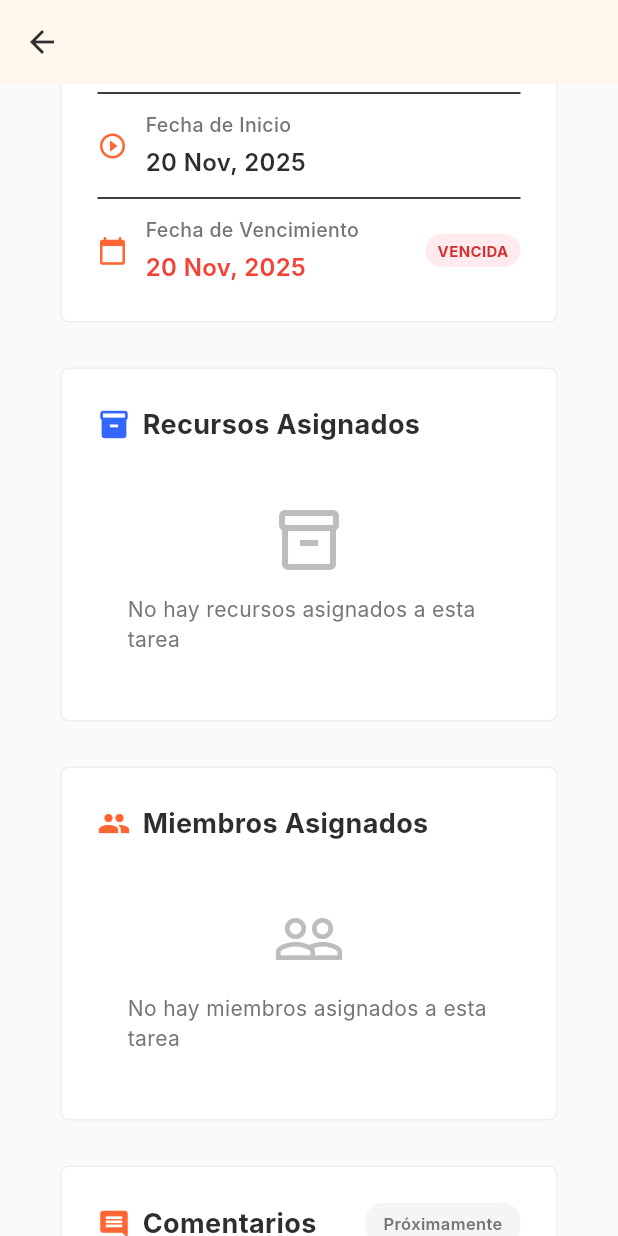
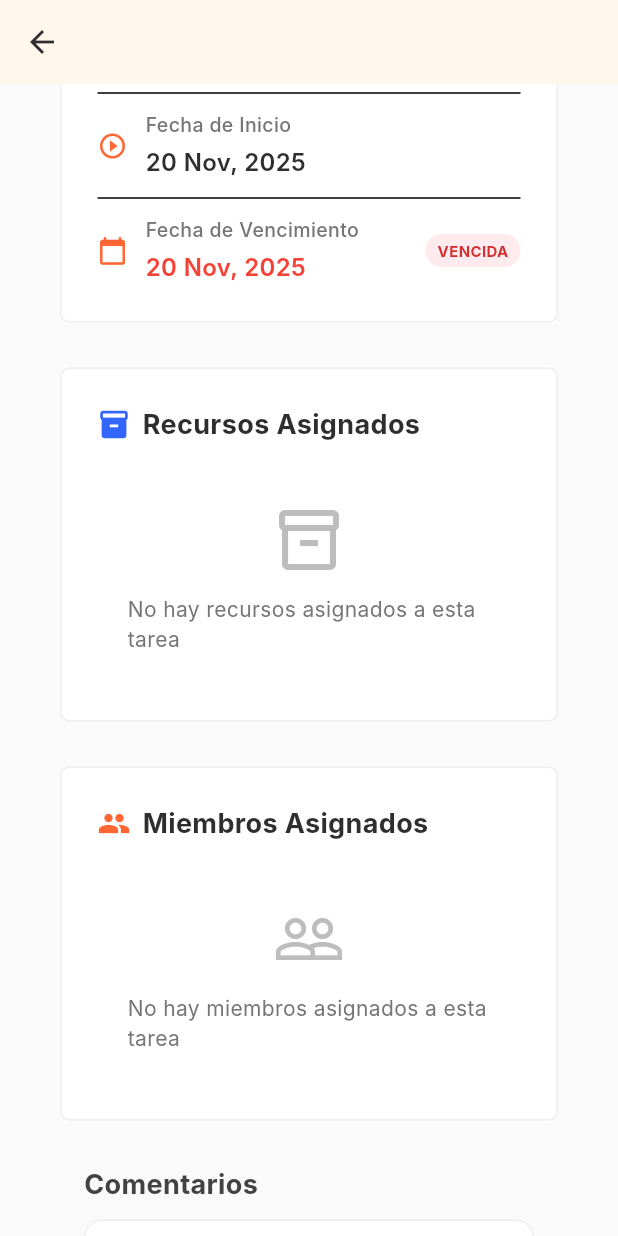
Before and after one commit to Pecathf/Sistema-de-Info, a Flutter app: the PantallaDetalleTarea screen opened directly with empty values, scrolled down 576 dp, on a phone screen of 412 x 824 dp. Run offline on Flutter 3.47's test engine with Material 3 defaults, Android fonts, the phone set to English and light mode, and no system bars; our stand-ins replace cloud_firestore, firebase_auth, firebase_core; accounts and stored records are empty; network calls fail; Roboto replaces fonts that are missing (Inter).

Commit message:
comentarios_section
hay que hacerle unas modificaciones y juntarlo con detalle_tarea

```diff
--- a/lib/funcionalidades/Pantallas/tareas/pantalla_detalle_tarea.dart
+++ b/lib/funcionalidades/Pantallas/tareas/pantalla_detalle_tarea.dart
@@ -4,6 +4,7 @@ import 'package:sistem_proyect/central/constantes/modelos/usuario_model.dart';
 import 'package:sistem_proyect/central/constantes/servicios/user_data_service.dart';
 import 'package:sistem_proyect/central/constantes/colores.dart';
 import 'package:intl/intl.dart';
+import 'package:sistem_proyect/funcionalidades/Pantallas/tareas/comentarios_section.dart';
 
 class PantallaDetalleTarea extends StatefulWidget {
   final TaskModel tarea;
@@ -137,11 +138,11 @@ class _PantallaDetalleTareaState extends State<PantallaDetalleTarea> {
                     ),
                   ),
                   Container(
-                    padding: const EdgeInsets.symmetric(
-                        horizontal: 16, vertical: 8),
+                    padding:
+                        const EdgeInsets.symmetric(horizontal: 16, vertical: 8),
                     decoration: BoxDecoration(
-                      color:
-                          _getStatusColor(widget.tarea.estado).withValues(alpha: 0.15),
+                      color: _getStatusColor(widget.tarea.estado)
+                          .withValues(alpha: 0.15),
                       borderRadius: BorderRadius.circular(20),
                       border: Border.all(
                         color: _getStatusColor(widget.tarea.estado),
@@ -479,7 +480,8 @@ class _PantallaDetalleTareaState extends State<PantallaDetalleTarea> {
                   shrinkWrap: true,
                   physics: const NeverScrollableScrollPhysics(),
                   itemCount: widget.tarea.recursosAsignados.length,
-                  separatorBuilder: (context, index) => const Divider(height: 16),
+                  separatorBuilder: (context, index) =>
+                      const Divider(height: 16),
                   itemBuilder: (context, index) {
                     final recurso = widget.tarea.recursosAsignados[index];
                     return Row(
@@ -487,8 +489,7 @@ class _PantallaDetalleTareaState extends State<PantallaDetalleTarea> {
                         Container(
                           padding: const EdgeInsets.all(12),
                           decoration: BoxDecoration(
-                            color:
-                                AppColors.accentColor.withValues(alpha: 0.1),
+                            color: AppColors.accentColor.withValues(alpha: 0.1),
                             borderRadius: BorderRadius.circular(8),
                           ),
                           child: Text(
@@ -640,78 +641,44 @@ class _PantallaDetalleTareaState extends State<PantallaDetalleTarea> {
   }
 
   Widget _buildCommentsSection() {
-    return Container(
-      padding: const EdgeInsets.all(24),
-      decoration: BoxDecoration(
-        color: Colors.white,
-        borderRadius: BorderRadius.circular(6),
-        border: Border.all(color: Colors.grey.shade200),
-      ),
+    // ESTA ES LA SECCIÓN QUE SE REEMPLAZA
+    return Padding(
+      padding: const EdgeInsets.symmetric(horizontal: 16.0),
       child: Column(
         crossAxisAlignment: CrossAxisAlignment.start,
         children: [
-          Row(
-            mainAxisAlignment: MainAxisAlignment.spaceBetween,
-            children: [
+          // Título de la sección
           Row(
             children: [
-                  Icon(Icons.comment, size: 22, color: AppColors.primaryOrange),
-                  const SizedBox(width: 8),
-                  const Text(
+              Text(
                 'Comentarios',
                 style: TextStyle(
                   fontSize: 18,
                   fontWeight: FontWeight.bold,
-                      color: AppColors.darkBackground,
+                  color: Colors.grey.shade800,
                 ),
               ),
+              const Spacer(),
+              // ******* SE QUITA EL TAG 'PRÓXIMAMENTE' ********
             ],
           ),
+          const SizedBox(height: 10),
+          // ******* SE QUITA EL CONTENIDO DE 'PRÓXIMAMENTE' ********
+
+          // Aquí puedes insertar tu Widget de Comentarios (Ejemplo: CommentWidget())
+          // Por ahora, se deja un placeholder simple para que sepa dónde irá la sección.
           Container(
-                padding:
-                    const EdgeInsets.symmetric(horizontal: 12, vertical: 6),
+            padding: const EdgeInsets.all(16.0),
             decoration: BoxDecoration(
-                  color: Colors.grey.shade100,
+              color: Colors.white,
               borderRadius: BorderRadius.circular(12),
+              border: Border.all(color: Colors.grey.shade200),
             ),
+            child: Center(
               child: Text(
-                  'Próximamente',
-                  style: TextStyle(
-                    fontSize: 11,
-                    fontWeight: FontWeight.w600,
-                    color: Colors.grey.shade600,
-                  ),
-                ),
-              ),
-            ],
-          ),
-          const SizedBox(height: 20),
-          Center(
-            child: Padding(
-              padding: const EdgeInsets.all(40.0),
-              child: Column(
-                children: [
-                  Icon(Icons.chat_bubble_outline,
-                      size: 64, color: Colors.grey.shade300),
-                  const SizedBox(height: 16),
-                  Text(
-                    'Sección de comentarios',
-                    style: TextStyle(
-                      color: Colors.grey.shade600,
-                      fontSize: 16,
-                      fontWeight: FontWeight.w500,
-                    ),
-                  ),
-                  const SizedBox(height: 8),
-                  Text(
-                    'Esta funcionalidad estará disponible próximamente',
-                    style: TextStyle(
-                      color: Colors.grey.shade500,
-                      fontSize: 13,
-                    ),
+                '*** Aquí irá tu Widget de Comentarios (e.g., Lista de Comentarios y Campo de Texto para Nuevo Comentario) ***',
+                style: TextStyle(color: Colors.blueGrey.shade400, fontSize: 14),
                 textAlign: TextAlign.center,
-                  ),
-                ],
               ),
             ),
           ),
```
Also changed, not shown: lib/funcionalidades/Pantallas/tareas/comentarios_section.dart (added, +181 -0 lines), 6 other files. Lines whose indentation alone changed are shown as unchanged.
